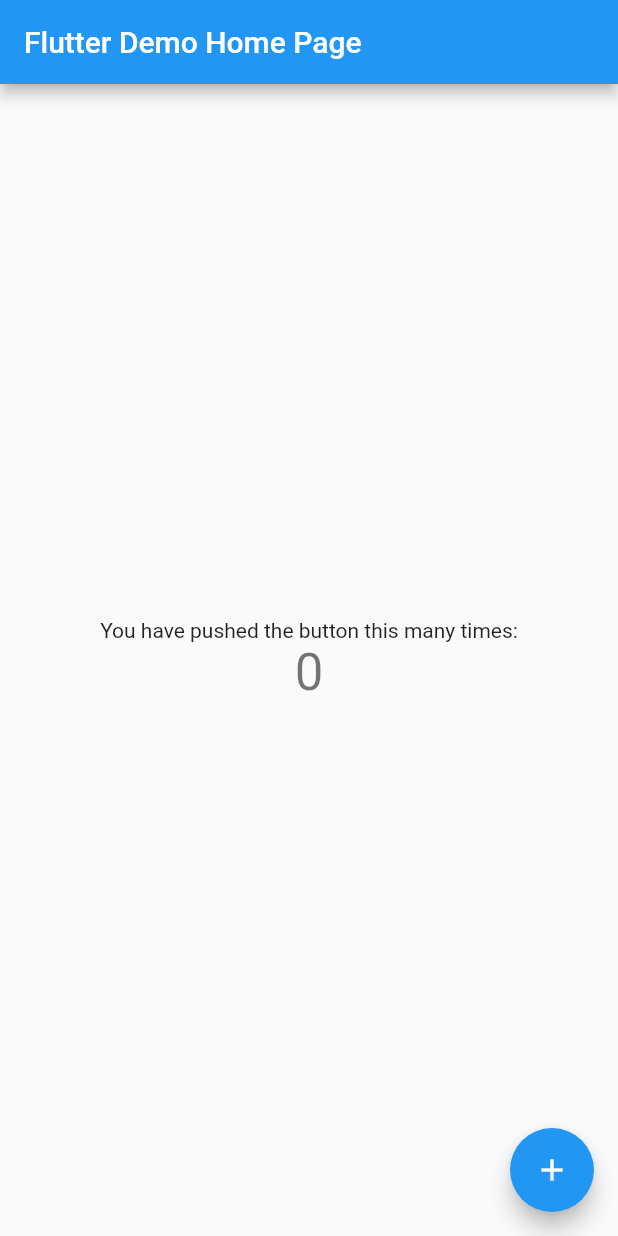
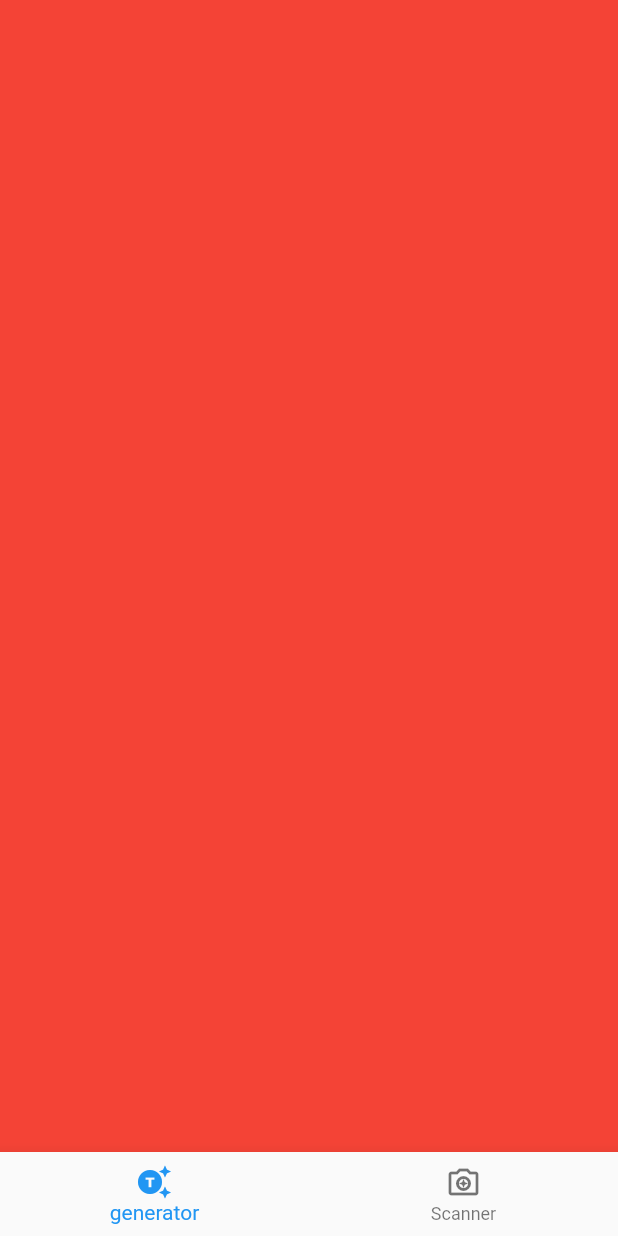
Before and after one commit to Tosin2289/Qr_code, a Flutter app: the screen it shows after launch, on a phone screen of 412 x 824 dp. Run offline on Flutter 3.47's test engine with Material 2 defaults, Android fonts, the phone set to English and light mode, and no system bars.

Commit message:
second commit

```diff
--- a/lib/main.dart
+++ b/lib/main.dart
@@ -1,4 +1,6 @@
 import 'package:flutter/material.dart';
+import 'package:qrcode/pages/generator.dart';
+import 'package:qrcode/pages/scanner.dart';
 
 void main() {
   runApp(const MyApp());
@@ -7,109 +9,52 @@
 class MyApp extends StatelessWidget {
   const MyApp({super.key});
 
-  // This widget is the root of your application.
   @override
   Widget build(BuildContext context) {
     return MaterialApp(
-      title: 'Flutter Demo',
+      debugShowCheckedModeBanner: false,
       theme: ThemeData(
-        // This is the theme of your application.
-        //
-        // Try running your application with "flutter run". You'll see the
-        // application has a blue toolbar. Then, without quitting the app, try
-        // changing the primarySwatch below to Colors.green and then invoke
-        // "hot reload" (press "r" in the console where you ran "flutter run",
-        // or simply save your changes to "hot reload" in a Flutter IDE).
-        // Notice that the counter didn't reset back to zero; the application
-        // is not restarted.
         primarySwatch: Colors.blue,
       ),
-      home: const MyHomePage(title: 'Flutter Demo Home Page'),
+      home: HomePage(),
     );
   }
 }
 
-class MyHomePage extends StatefulWidget {
-  const MyHomePage({super.key, required this.title});
-
-  // This widget is the home page of your application. It is stateful, meaning
-  // that it has a State object (defined below) that contains fields that affect
-  // how it looks.
-
-  // This class is the configuration for the state. It holds the values (in this
-  // case the title) provided by the parent (in this case the App widget) and
-  // used by the build method of the State. Fields in a Widget subclass are
-  // always marked "final".
-
-  final String title;
+class HomePage extends StatefulWidget {
+  const HomePage({Key? key}) : super(key: key);
 
   @override
-  State<MyHomePage> createState() => _MyHomePageState();
+  State<HomePage> createState() => _HomePageState();
 }
 
-class _MyHomePageState extends State<MyHomePage> {
-  int _counter = 0;
-
-  void _incrementCounter() {
-    setState(() {
-      // This call to setState tells the Flutter framework that something has
-      // changed in this State, which causes it to rerun the build method below
-      // so that the display can reflect the updated values. If we changed
-      // _counter without calling setState(), then the build method would not be
-      // called again, and so nothing would appear to happen.
-      _counter++;
-    });
-  }
-
+class _HomePageState extends State<HomePage> {
+  int currentindex = 0;
+  List pages = [Generator(), Scanner()];
   @override
   Widget build(BuildContext context) {
-    // This method is rerun every time setState is called, for instance as done
-    // by the _incrementCounter method above.
-    //
-    // The Flutter framework has been optimized to make rerunning build methods
-    // fast, so that you can just rebuild anything that needs updating rather
-    // than having to individually change instances of widgets.
     return Scaffold(
-      appBar: AppBar(
-        // Here we take the value from the MyHomePage object that was created by
-        // the App.build method, and use it to set our appbar title.
-        title: Text(widget.title),
+      bottomNavigationBar: BottomNavigationBar(
+        currentIndex: currentindex,
+        onTap: ((selectedindex) {
+          setState(() {
+            currentindex = selectedindex;
+          });
+        }),
+        items: [
+          BottomNavigationBarItem(
+              icon: Icon(
+                Icons.generating_tokens,
+              ),
+              label: 'generator'),
+          BottomNavigationBarItem(
+              icon: Icon(
+                Icons.camera_enhance_outlined,
+              ),
+              label: 'Scanner'),
+        ],
       ),
-      body: Center(
-        // Center is a layout widget. It takes a single child and positions it
-        // in the middle of the parent.
-        child: Column(
-          // Column is also a layout widget. It takes a list of children and
-          // arranges them vertically. By default, it sizes itself to fit its
-          // children horizontally, and tries to be as tall as its parent.
-          //
-          // Invoke "debug painting" (press "p" in the console, choose the
-          // "Toggle Debug Paint" action from the Flutter Inspector in Android
-          // Studio, or the "Toggle Debug Paint" command in Visual Studio Code)
-          // to see the wireframe for each widget.
-          //
-          // Column has various properties to control how it sizes itself and
-          // how it positions its children. Here we use mainAxisAlignment to
-          // center the children vertically; the main axis here is the vertical
-          // axis because Columns are vertical (the cross axis would be
-          // horizontal).
-          mainAxisAlignment: MainAxisAlignment.center,
-          children: <Widget>[
-            const Text(
-              'You have pushed the button this many times:',
-            ),
-            Text(
-              '$_counter',
-              style: Theme.of(context).textTheme.headline4,
-            ),
-          ],
-        ),
-      ),
-      floatingActionButton: FloatingActionButton(
-        onPressed: _incrementCounter,
-        tooltip: 'Increment',
-        child: const Icon(Icons.add),
-      ), // This trailing comma makes auto-formatting nicer for build methods.
+      body: pages[currentindex],
     );
   }
 }
--- /dev/null
+++ b/lib/pages/generator.dart
@@ -0,0 +1,12 @@
+import 'package:flutter/material.dart';
+
+class Generator extends StatelessWidget {
+  const Generator({Key? key}) : super(key: key);
+
+  @override
+  Widget build(BuildContext context) {
+    return Container(
+      color: Colors.red,
+    );
+  }
+}
--- /dev/null
+++ b/lib/pages/scanner.dart
@@ -0,0 +1,12 @@
+import 'package:flutter/material.dart';
+
+class Scanner extends StatelessWidget {
+  const Scanner({Key? key}) : super(key: key);
+
+  @override
+  Widget build(BuildContext context) {
+    return Container(
+      color: Colors.green,
+    );
+  }
+}
--- a/pubspec.yaml
+++ b/pubspec.yaml
@@ -36,6 +36,7 @@
   # The following adds the Cupertino Icons font to your application.
   # Use with the CupertinoIcons class for iOS style icons.
   cupertino_icons: ^1.0.2
+  qr_flutter: ^4.0.0
 
 dev_dependencies:
   flutter_test:
```
Also changed, not shown: pubspec.lock.
